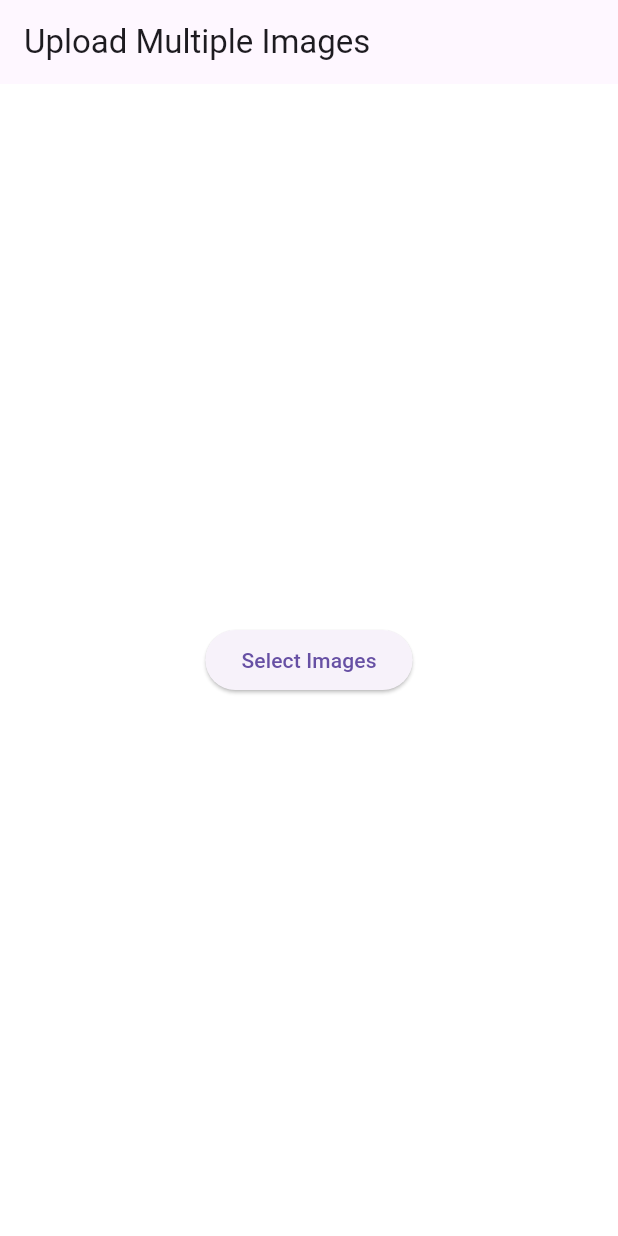
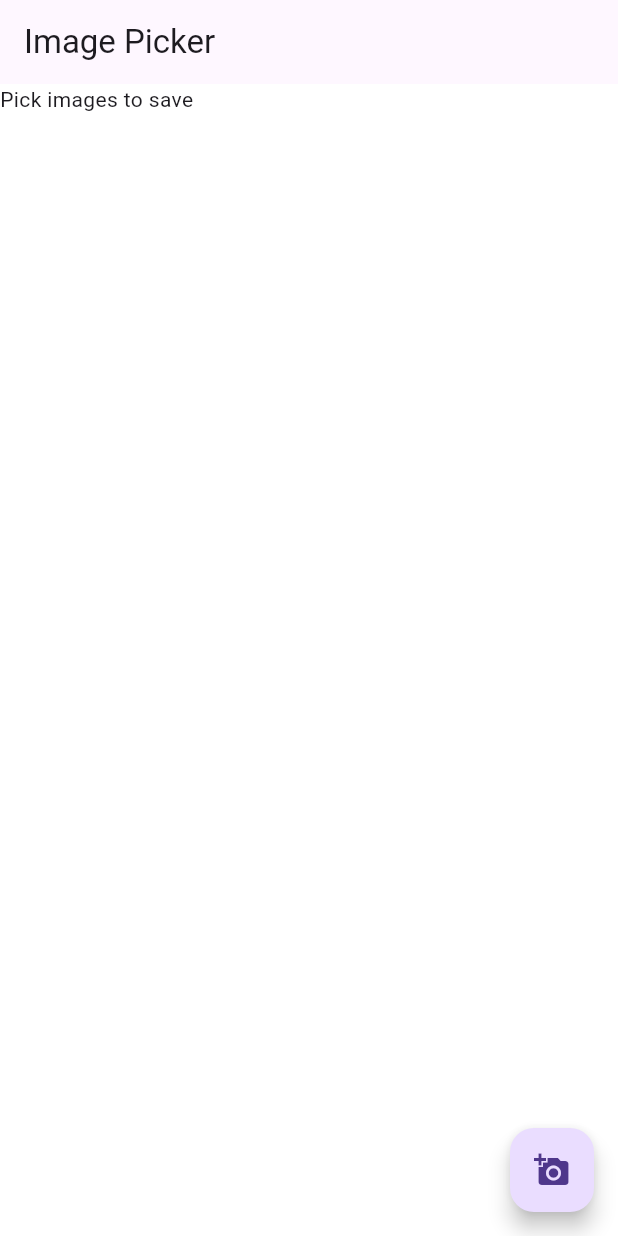
Before and after one commit to HashiniDivyanjanee/Vehicle_Service_App, a Flutter app: the Test screen opened by its route, on a phone screen of 412 x 824 dp. Run offline on Flutter 3.47's test engine with Material 3 defaults, Android fonts, the phone set to English and light mode, and no system bars; our stand-ins replace bloc, convex_bottom_bar, dio, equatable, flutter_bloc, go_router and 2 more.

Commit message:
image picker

```diff
--- a/lib/src/config/routes/app_rout_config.dart
+++ b/lib/src/config/routes/app_rout_config.dart
@@ -6,6 +6,7 @@ import 'package:vehicle_service_app/src/config/routes/app_rout_cons.dart';
 import 'package:vehicle_service_app/src/data/providers/api_provider.dart';
 import 'package:vehicle_service_app/src/logic/bloc/customer/customer_bloc.dart';
 import 'package:vehicle_service_app/src/logic/bloc/jobcard/job_card_bloc.dart';
+import 'package:vehicle_service_app/src/logic/bloc/take_image/image_bloc.dart';
 import 'package:vehicle_service_app/src/presentation/screen/customer.dart';
 import 'package:vehicle_service_app/src/presentation/screen/home.dart';
 import 'package:vehicle_service_app/src/presentation/screen/job_details.dart';
@@ -58,12 +59,12 @@ final GoRouter router = GoRouter(
               create: (context) => JobCardBloc(ApiProvider()),
               child: const ViewJobCard(),
             )),
-            GoRoute(
-      name: MyAppRouteConstants.Test,
-      path: '/Test',
-      pageBuilder: (context, state) {
-        return  MaterialPage(child: Test());
-      },
-    ),
+    GoRoute(
+        name: MyAppRouteConstants.Test,
+        path: '/Test',
+        builder: (context, state) => BlocProvider(
+              create: (context) => ImageBloc(),
+              child: Test(),
+            )),
   ],
 );
--- a/lib/src/logic/bloc/image_upload/image_upload_bloc.dart
+++ b/lib/src/logic/bloc/image_upload/image_upload_bloc.dart
@@ -16,7 +16,7 @@ class ImageUploadBloc extends Bloc<ImageUploadEvent, ImageUploadState> {
         final selectedImages = await apiProvider.pickImages();
         emit(ImageSelectionSuccess(selectedImages));
       } catch (e) {
-        emit(ImageUploadFailure('Error Selecting Images: $e'));
+        emit(ImageSelectionFailure('Error Selecting Images: $e'));
       }
     });
 
--- /dev/null
+++ b/lib/src/logic/bloc/take_image/image_bloc.dart
@@ -0,0 +1,55 @@
+import 'dart:io';
+
+import 'package:bloc/bloc.dart';
+import 'package:dio/dio.dart';
+import 'package:equatable/equatable.dart';
+import 'package:image_picker/image_picker.dart';
+import 'package:path_provider/path_provider.dart';
+
+part 'image_event.dart';
+part 'image_state.dart';
+
+class ImageBloc extends Bloc<ImageEvent, ImageState> {
+  final ImagePicker _picker = ImagePicker();
+  final Dio _dio = Dio();
+
+  ImageBloc() : super(ImageInitial()) {
+    on<PickImagesEvent>(_onPickImages);
+    on<SaveImagesEvent>(_onSaveImages);
+  }
+
+  Future<void> _onPickImages(PickImagesEvent event, Emitter<ImageState> emit) async {
+    final List<XFile>? images = await _picker.pickMultiImage();
+    if (images != null) {
+      emit(ImagesPicked(images));
+    } else {
+      emit(ImageError('No Images Selected'));
+    }
+  }
+
+  Future<void> _onSaveImages(SaveImagesEvent event, Emitter<ImageState> emit) async {
+    try {
+      final List<File> savedImages = [];
+      for (var image in event.images) {
+        final File file = File(image.path);
+        final formData = FormData.fromMap({
+          'file': await MultipartFile.fromFile(file.path, filename: file.path.split('/').last),
+        });
+        final response = await _dio.post(
+          'http://your-server-machine-name:5000/api/upload',
+          data: formData,
+        );
+
+        if (response.statusCode == 200) {
+          savedImages.add(file);
+          print('Uploaded image path: ${file.path}');
+        } else {
+          throw Exception('Failed to upload image');
+        }
+      }
+      emit(ImagesSaved(savedImages));
+    } catch (e) {
+      emit(ImageError('Error Saving Images: $e'));
+    }
+  }
+}
--- /dev/null
+++ b/lib/src/logic/bloc/take_image/image_event.dart
@@ -0,0 +1,18 @@
+part of 'image_bloc.dart';
+
+sealed class ImageEvent extends Equatable {
+  const ImageEvent();
+
+  @override
+  List<Object> get props => [];
+}
+
+class PickImagesEvent extends ImageEvent {}
+
+class SaveImagesEvent extends ImageEvent {
+  final List<XFile> images;
+  SaveImagesEvent({required this.images});
+
+  @override
+  List<Object> get props => [images];
+}
--- /dev/null
+++ b/lib/src/logic/bloc/take_image/image_state.dart
@@ -0,0 +1,34 @@
+part of 'image_bloc.dart';
+
+sealed class ImageState extends Equatable {
+  const ImageState();
+
+  @override
+  List<Object> get props => [];
+}
+
+final class ImageInitial extends ImageState {}
+
+final class ImagesPicked extends ImageState {
+  final List<XFile> images;
+  ImagesPicked(this.images);
+
+  @override
+  List<Object> get props => [images];
+}
+
+final class ImagesSaved extends ImageState {
+  final List<File> images;
+  ImagesSaved(this.images);
+
+  @override
+  List<Object> get props => [images];
+}
+
+final class ImageError extends ImageState {
+  final String message;
+  ImageError(this.message);
+
+  @override
+  List<Object> get props => [message];
+}
--- a/lib/src/presentation/screen/test.dart
+++ b/lib/src/presentation/screen/test.dart
@@ -1,8 +1,8 @@
+import 'dart:io';
+
 import 'package:flutter/material.dart';
 import 'package:flutter_bloc/flutter_bloc.dart';
-import 'package:vehicle_service_app/src/data/providers/api_provider.dart';
-import 'package:vehicle_service_app/src/logic/bloc/image_upload/image_upload_bloc.dart';
-
+import 'package:vehicle_service_app/src/logic/bloc/take_image/image_bloc.dart';
 
 class Test extends StatefulWidget {
   @override
@@ -10,65 +10,55 @@ class Test extends StatefulWidget {
 }
 
 class _TestState extends State<Test> {
-  GlobalKey<FormState> _form = GlobalKey<FormState>();
-
-  void _validate() {
-    _form.currentState?.validate();
-  }
-
   @override
   Widget build(BuildContext context) {
-
-    return BlocProvider(
-      create: (context) => ImageUploadBloc(ApiProvider()),
-      child: Scaffold(
+    return Scaffold(
       appBar: AppBar(
-          title: const Text('Upload Multiple Images'),
+        title: Text('Image Picker'),
       ),
-        body: BlocBuilder<ImageUploadBloc, ImageUploadState>(
+      body: BlocConsumer<ImageBloc, ImageState>(
+        listener: (context, state) {
+          if (state is ImageError) {
+            ScaffoldMessenger.of(context)
+                .showSnackBar(SnackBar(content: Text(state.message)));
+          } else if (state is ImagesSaved) {
+            ScaffoldMessenger.of(context).showSnackBar(SnackBar(
+              content: Text('Images Saved Successfully'),
+            ));
+          }
+        },
         builder: (context, state) {
-            final bloc = context.read<ImageUploadBloc>();
-
-            if (state is ImageUploadInProgress) {
-              return const Center(child: CircularProgressIndicator());
-            }
-
-            if (state is ImageSelectionSuccess) {
+          if (state is ImageInitial) {
+            return Text('Pick images to save');
+          } else if (state is ImagesPicked) {
             return Column(
               children: [
                 Expanded(
                   child: ListView.builder(
-                      itemCount: state.selectedImages.length,
+                    itemCount: state.images.length,
                     itemBuilder: (context, index) {
-                        return Image.file(state.selectedImages[index]);
+                      return Image.file(File(state.images[index].path));
                     },
                   ),
                 ),
                 ElevatedButton(
                   onPressed: () {
-                      bloc.add(UploadImages(state.selectedImages));
+                    context.read<ImageBloc>().add(SaveImagesEvent(images: state.images));
                   },
-                    child: const Text('Upload Images'),
+                  child: Text('Save Images'),
                 ),
               ],
             );
+          } else if (state is ImagesSaved) {
+            return Center(child: Text('Images Saved Successfully'));
+          } else {
+            return Center(child: CircularProgressIndicator());
           }
-
-            if (state is ImageUploadFailure) {
-              return Center(child: Text('Error: ${state.error}'));
-            }
-
-            return Center(
-              child: ElevatedButton(
-                onPressed: () {
-                  bloc.add(SelectImages());
-                },
-                child: const Text('Select Images'),
-              ),
-            );
         },
       ),
-      ),
+      floatingActionButton: FloatingActionButton(onPressed: () {
+        context.read<ImageBloc>().add(PickImagesEvent());
+      }, child: Icon(Icons.add_a_photo)),
     );
   }
 }
--- a/pubspec.yaml
+++ b/pubspec.yaml
@@ -44,7 +44,7 @@ dependencies:
   form_validator: ^2.1.1
   page_transition: ^2.1.0
   image_picker: ^1.1.2
-
+  file_picker: ^8.1.6
   # The following adds the Cupertino Icons font to your application.
   # Use with the CupertinoIcons class for iOS style icons.
   cupertino_icons: ^1.0.6
```
Also changed, not shown: lib/src/logic/bloc/image_upload/image_upload_state.dart (+10 -1 lines), pubspec.lock, 3 other files. Lines whose indentation alone changed are shown as unchanged.
